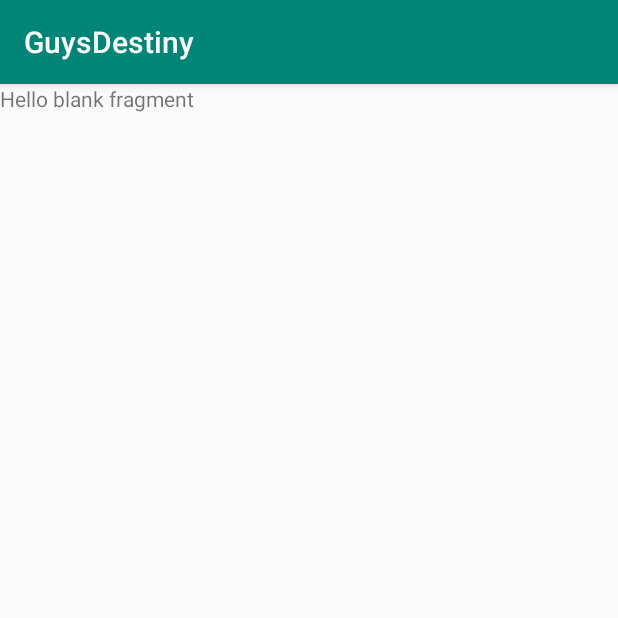
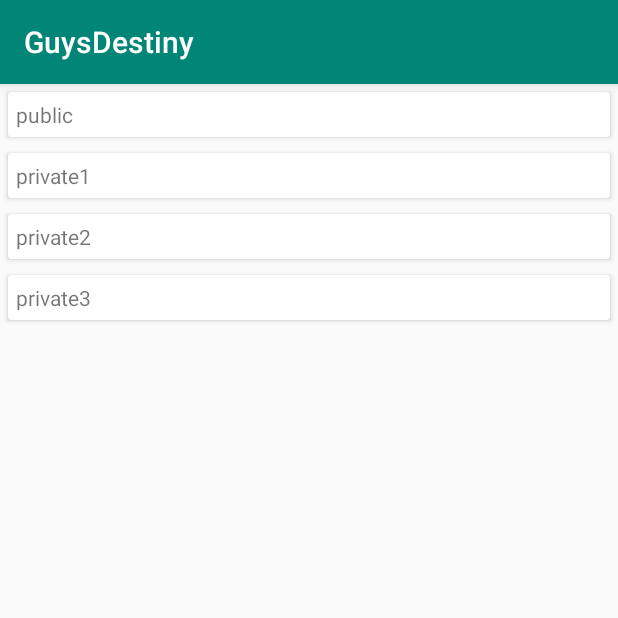
Before and after one commit to BlahaMarek/mob, an Android app: the fragment WifiList shown on its own in the app's theme, on a phone screen of 412 x 824 dp, the top half of it. Run offline under Robolectric (Android 15) with nearby library versions, the phone set to English and light mode, and no system bars.

Commit message:
Wifi - recyclerView

```diff
--- a/GuysDestiny/app/src/main/java/com/example/guysdestiny/WifiList.kt
+++ /dev/null
@@ -1,24 +0,0 @@
-package com.example.guysdestiny
-
-
-import android.os.Bundle
-import androidx.fragment.app.Fragment
-import android.view.LayoutInflater
-import android.view.View
-import android.view.ViewGroup
-
-/**
- * A simple [Fragment] subclass.
- */
-class WifiList : Fragment() {
-
-    override fun onCreateView(
-        inflater: LayoutInflater, container: ViewGroup?,
-        savedInstanceState: Bundle?
-    ): View? {
-        // Inflate the layout for this fragment
-        return inflater.inflate(R.layout.fragment_wifi_list, container, false)
-    }
-
-
-}
--- /dev/null
+++ b/GuysDestiny/app/src/main/java/com/example/guysdestiny/com/example/guydestiny/wifi/CustomAdapter.kt
@@ -0,0 +1,32 @@
+package com.example.guysdestiny.com.example.guydestiny.wifi
+
+import android.view.LayoutInflater
+import android.view.View
+import android.view.ViewGroup
+import android.widget.TextView
+import androidx.recyclerview.widget.RecyclerView
+import com.example.guysdestiny.R
+
+class CustomAdapter(val wifiList: ArrayList<WifiData>) : RecyclerView.Adapter<CustomAdapter.ViewHolder>() {
+
+    override fun onBindViewHolder(holder: ViewHolder, position: Int) {
+        val wifi: WifiData = wifiList[position]
+
+        holder.textViewName.text = wifi.name
+    }
+
+    override fun onCreateViewHolder(parent: ViewGroup, viewType: Int): ViewHolder {
+        val v = LayoutInflater.from(parent.context).inflate(R.layout.wifi_card_layout, parent, false)
+        return ViewHolder(v)
+    }
+
+    override fun getItemCount(): Int {
+        return wifiList.size
+    }
+
+
+
+    class ViewHolder(itemView: View) : RecyclerView.ViewHolder(itemView) {
+        val textViewName = itemView.findViewById(R.id.wifiName) as TextView
+    }
+}
--- /dev/null
+++ b/GuysDestiny/app/src/main/java/com/example/guysdestiny/com/example/guydestiny/wifi/WifiData.kt
@@ -0,0 +1,5 @@
+package com.example.guysdestiny.com.example.guydestiny.wifi
+
+class WifiData (val name: String){
+
+}
--- /dev/null
+++ b/GuysDestiny/app/src/main/java/com/example/guysdestiny/com/example/guydestiny/wifi/WifiList.kt
@@ -0,0 +1,41 @@
+package com.example.guysdestiny.com.example.guydestiny.wifi
+
+
+import android.os.Bundle
+import androidx.fragment.app.Fragment
+import android.view.LayoutInflater
+import android.view.View
+import android.view.ViewGroup
+import androidx.recyclerview.widget.LinearLayoutManager
+import androidx.recyclerview.widget.RecyclerView
+import com.example.guysdestiny.R
+
+/**
+ * A simple [Fragment] subclass.
+ */
+class WifiList : Fragment() {
+
+    override fun onCreateView(inflater: LayoutInflater, container: ViewGroup?, savedInstanceState: Bundle?): View? {
+
+        val rootView = inflater.inflate(R.layout.fragment_wifi_list, container, false)
+
+        val recyclerView = rootView.findViewById(R.id.recyclerView) as? RecyclerView
+        if (recyclerView != null) {
+            recyclerView.layoutManager = LinearLayoutManager(context)
+        }
+
+        val wifis = ArrayList<WifiData>()
+        wifis.add(WifiData("public"))
+        wifis.add(WifiData("private1"))
+        wifis.add(WifiData("private2"))
+        wifis.add(WifiData("private3"))
+
+        val adapter = CustomAdapter(wifis)
+        if (recyclerView != null) {
+            recyclerView.adapter = adapter
+        }
+
+
+        return rootView
+    }
+}
--- a/GuysDestiny/app/src/main/res/layout/fragment_wifi_list.xml
+++ b/GuysDestiny/app/src/main/res/layout/fragment_wifi_list.xml
@@ -3,12 +3,10 @@
     xmlns:tools="http://schemas.android.com/tools"
     android:layout_width="match_parent"
     android:layout_height="match_parent"
-    tools:context=".WifiList">
+    tools:context=".com.example.guydestiny.wifi.WifiList">
 
-    <!-- TODO: Update blank fragment layout -->
-    <TextView
+    <androidx.recyclerview.widget.RecyclerView
+        android:id="@+id/recyclerView"
         android:layout_width="match_parent"
-        android:layout_height="match_parent"
-        android:text="@string/hello_blank_fragment" />
-
+        android:layout_height="match_parent" />
 </FrameLayout>
--- /dev/null
+++ b/GuysDestiny/app/src/main/res/layout/wifi_card_layout.xml
@@ -0,0 +1,27 @@
+<?xml version="1.0" encoding="utf-8"?>
+<LinearLayout xmlns:android="http://schemas.android.com/apk/res/android"
+    android:orientation="vertical" android:layout_width="match_parent"
+    android:layout_height="wrap_content">
+
+    <androidx.cardview.widget.CardView
+        android:layout_margin="5dp"
+        android:layout_width="match_parent"
+        android:layout_height="match_parent" >
+
+        <LinearLayout
+            android:padding="5dp"
+            android:layout_width="match_parent"
+            android:layout_height="match_parent"
+            android:orientation="vertical">
+
+            <TextView
+                android:text="public WIFI"
+                android:id="@+id/wifiName"
+                android:layout_width="match_parent"
+                android:layout_height="wrap_content"/>
+
+        </LinearLayout>
+
+    </androidx.cardview.widget.CardView>
+
+</LinearLayout>
--- a/GuysDestiny/app/src/main/res/navigation/navigation.xml
+++ b/GuysDestiny/app/src/main/res/navigation/navigation.xml
@@ -3,7 +3,7 @@
     xmlns:app="http://schemas.android.com/apk/res-auto"
     xmlns:tools="http://schemas.android.com/tools"
     android:id="@+id/navigation"
-    app:startDestination="@id/login">
+    app:startDestination="@id/wifiList">
 
     <fragment
         android:id="@+id/login"
@@ -28,9 +28,9 @@
     </fragment>
     <fragment
         android:id="@+id/wifiList"
-        android:name="com.example.guysdestiny.WifiList"
+        android:name="com.example.guysdestiny.com.example.guydestiny.wifi.WifiList"
         android:label="fragment_wifi_list"
-        tools:layout="@layout/fragment_wifi_list" >
+        tools:layout="@layout/fragment_wifi_list">
         <action
             android:id="@+id/action_wifiList_to_postList"
             app:destination="@id/postList" />
--- a/GuysDestiny/app/src/main/res/values/strings.xml
+++ b/GuysDestiny/app/src/main/res/values/strings.xml
@@ -3,4 +3,5 @@
 
     <!-- TODO: Remove or change this placeholder text -->
     <string name="hello_blank_fragment">Hello blank fragment</string>
+    <string name="wifi_fragment">Wifi Fragment</string>
 </resources>
```
